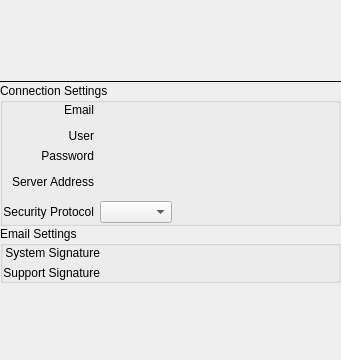
networkoptix/nx_open, file vms/client/nx_vms_client_desktop/src/nx/vms/client/desktop/system_administration/widgets/outgoing_mail_settings_widget.ui: the form before one commit.
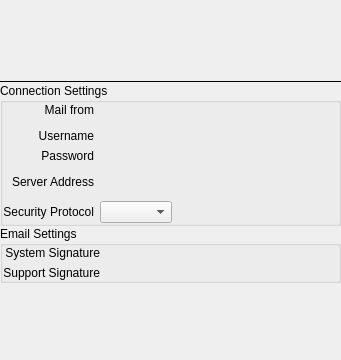
The form after the commit. Custom widgets are drawn as their Qt base class.

Commit message: VMS-38305: Improve email server settings widget.

```diff
--- a/vms/client/nx_vms_client_desktop/src/nx/vms/client/desktop/system_administration/widgets/outgoing_mail_settings_widget.ui
+++ b/vms/client/nx_vms_client_desktop/src/nx/vms/client/desktop/system_administration/widgets/outgoing_mail_settings_widget.ui
@@ -166,7 +166,7 @@
         <item row="2" column="0">
          <widget class="QLabel" name="userLabel">
           <property name="text">
-           <string>User</string>
+           <string>Username</string>
           </property>
           <property name="alignment">
            <set>Qt::AlignRight|Qt::AlignTrailing|Qt::AlignVCenter</set>
@@ -243,7 +243,7 @@
         <item row="0" column="0">
          <widget class="QLabel" name="emailLabel">
           <property name="text">
-           <string>Email</string>
+           <string>Mail from</string>
           </property>
           <property name="alignment">
            <set>Qt::AlignRight|Qt::AlignTrailing|Qt::AlignVCenter</set>
```
The commit also changes 3 other files.
